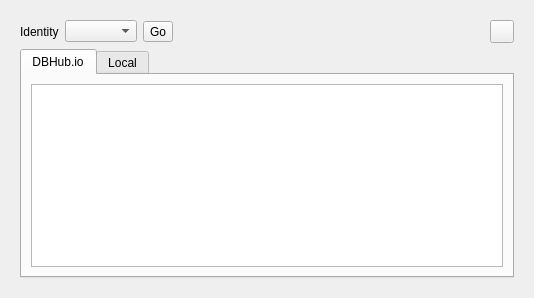
Above: src/RemoteDock.ui from sqlitebrowser/sqlitebrowser before the change. Below: the same form after it.
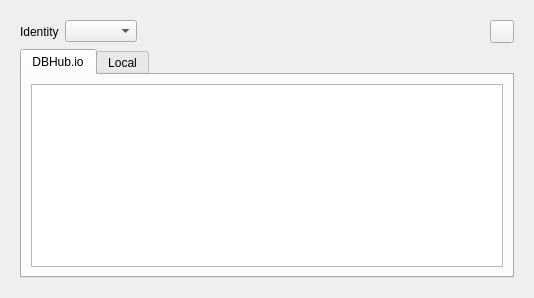
That is the form after the change. Icons and pictures are not drawn.

Commit message:
dbhub: Log in by only selecting an identity, no need to press a button
This removes the login button from the dbhub dock. Instead of selecting
an identity and then clicking the login button, you are now logged in by
just selecting an identity.

Diff of the .ui file:
```diff
--- a/src/RemoteDock.ui
+++ b/src/RemoteDock.ui
@@ -40,20 +40,6 @@
            </property>
           </widget>
          </item>
-         <item>
-          <widget class="QToolButton" name="buttonLogin">
-           <property name="toolTip">
-            <string>Connect to the remote server using the currently selected identity. The correct server is taken from the identity as well.</string>
-           </property>
-           <property name="text">
-            <string>Go</string>
-           </property>
-           <property name="icon">
-            <iconset resource="icons/icons.qrc">
-             <normaloff>:/icons/cog_go.png</normaloff>:/icons/cog_go.png</iconset>
-           </property>
-          </widget>
-         </item>
          <item>
           <spacer name="horizontalSpacer">
            <property name="orientation">
```
Left out of the diff: 8 changed lines with no effect on the pictures. The commit also changes 4 other files.
